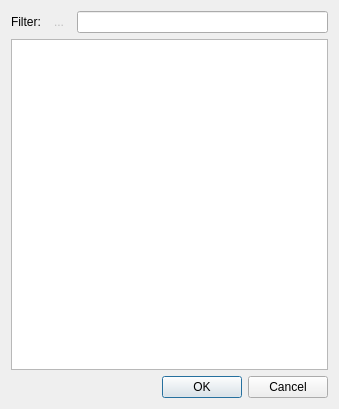
First picture: the form in Charm/SelectTaskDialog.ui, repository KDAB/Charm, before the edit.
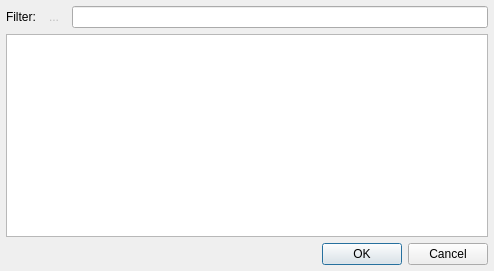
Second picture: the form after the edit.

Commit message: use the same font in the select-task dialog as in the task view make the dialog wider by default, and shorter remember the size the user resizes the dialog to, to make sure annoyance happens only once

```diff
--- a/Charm/SelectTaskDialog.ui
+++ b/Charm/SelectTaskDialog.ui
@@ -5,14 +5,20 @@
    <rect>
     <x>0</x>
     <y>0</y>
-    <width>339</width>
-    <height>409</height>
+    <width>494</width>
+    <height>271</height>
    </rect>
   </property>
   <property name="windowTitle" >
    <string>Select Task...</string>
   </property>
   <layout class="QGridLayout" >
+   <property name="margin" >
+    <number>6</number>
+   </property>
+   <property name="spacing" >
+    <number>6</number>
+   </property>
    <item row="0" column="0" >
     <widget class="QLabel" name="label" >
      <property name="text" >
```
The commit also changes 4 other files.
